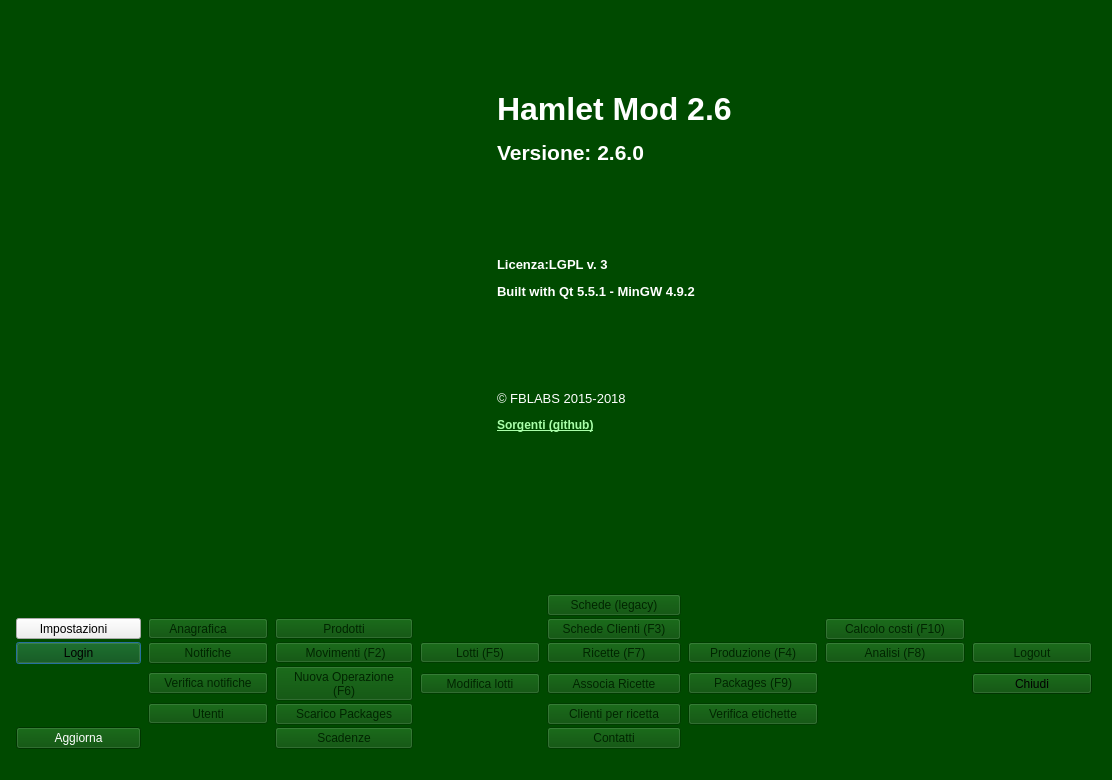
The window that mainwindow.ui (fblabs/hamlet-mod-sancon) describes before a commit, drawn with Qt 5.
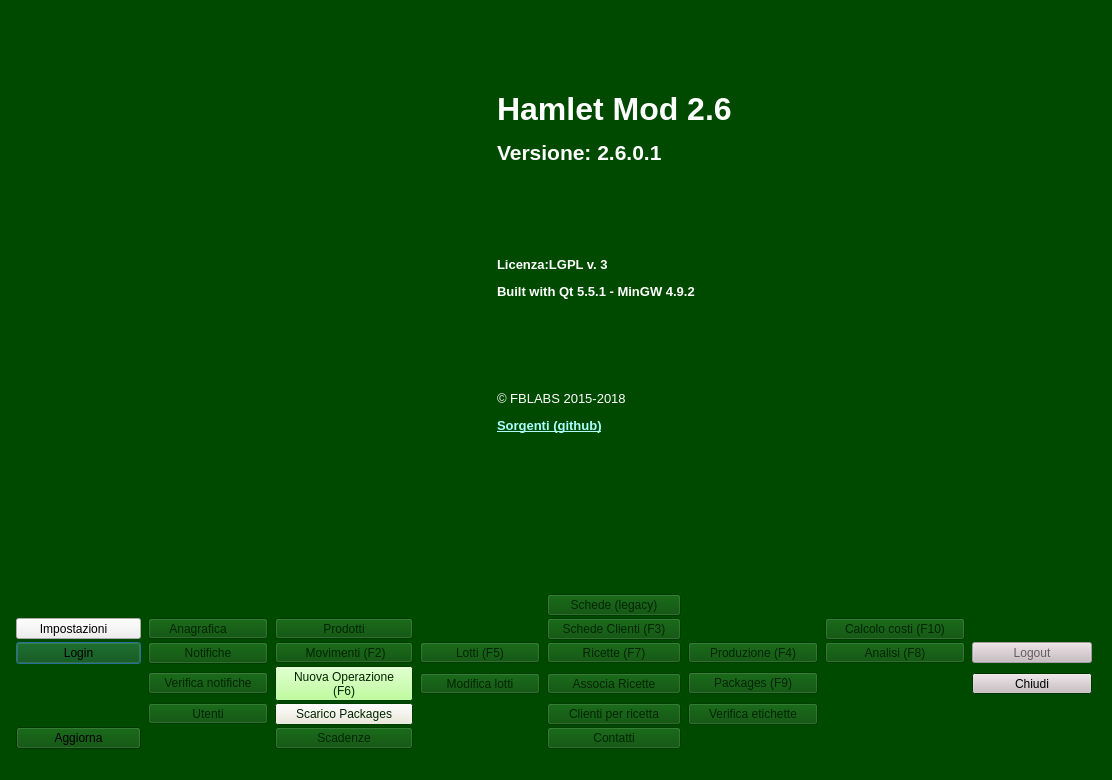
The same window after the commit. Icons and pictures are not drawn.

Commit message: 2.6.0.1 - mainwindow buttons text color black

The edit to the form file:
```diff
--- a/mainwindow.ui
+++ b/mainwindow.ui
@@ -545,7 +545,7 @@
          <bool>true</bool>
         </property>
         <property name="text">
-         <string>&lt;html&gt;&lt;head/&gt;&lt;body&gt;&lt;p&gt;&lt;span style=&quot; font-size:24pt; font-weight:600;&quot;&gt;Hamlet Mod 2.6&lt;/span&gt;&lt;/p&gt;&lt;p&gt;&lt;span style=&quot; font-size:16pt; font-weight:600;&quot;&gt;Versione: 2.6.0&lt;/span&gt;&lt;/p&gt;&lt;p&gt;&lt;br/&gt;&lt;/p&gt;&lt;p&gt;&lt;br/&gt;&lt;/p&gt;&lt;p&gt;&lt;span style=&quot; font-size:10pt; font-weight:600;&quot;&gt;Licenza:LGPL v. 3&lt;/span&gt;&lt;/p&gt;&lt;p&gt;&lt;span style=&quot; font-size:10pt; font-weight:600;&quot;&gt;Built with Qt 5.5.1 - MinGW 4.9.2&lt;/span&gt;&lt;/p&gt;&lt;p&gt;&lt;br/&gt;&lt;/p&gt;&lt;p&gt;&lt;br/&gt;&lt;/p&gt;&lt;p&gt;&lt;span style=&quot; font-size:10pt;&quot;&gt;© FBLABS 2015-2018&lt;/span&gt;&lt;/p&gt;&lt;p&gt;&lt;b&gt;&lt;span style=&quot; text-decoration: underline; color:#aaffaa;&quot;&gt;Sorgenti (github)&lt;/span&gt;&lt;/b&gt;&lt;/p&gt;&lt;/body&gt;&lt;/html&gt;</string>
+         <string>&lt;html&gt;&lt;head/&gt;&lt;body&gt;&lt;p&gt;&lt;span style=&quot; font-size:24pt; font-weight:600;&quot;&gt;Hamlet Mod 2.6&lt;/span&gt;&lt;/p&gt;&lt;p&gt;&lt;span style=&quot; font-size:16pt; font-weight:600;&quot;&gt;Versione: 2.6.0.1&lt;/span&gt;&lt;/p&gt;&lt;p&gt;&lt;br/&gt;&lt;/p&gt;&lt;p&gt;&lt;br/&gt;&lt;/p&gt;&lt;p&gt;&lt;span style=&quot; font-size:10pt; font-weight:600;&quot;&gt;Licenza:LGPL v. 3&lt;/span&gt;&lt;/p&gt;&lt;p&gt;&lt;span style=&quot; font-size:10pt; font-weight:600;&quot;&gt;Built with Qt 5.5.1 - MinGW 4.9.2&lt;/span&gt;&lt;/p&gt;&lt;p&gt;&lt;br/&gt;&lt;/p&gt;&lt;p&gt;&lt;br/&gt;&lt;/p&gt;&lt;p&gt;&lt;span style=&quot; font-size:10pt;&quot;&gt;© FBLABS 2015-2018&lt;/span&gt;&lt;/p&gt;&lt;p&gt;&lt;a href=&quot;￼￼https://github.com/fblabs/hamlet-mod-sancon&quot;&gt;&lt;span style=&quot; font-size:10pt; font-weight:600; text-decoration: underline; color:#aaffff;&quot;&gt;Sorgenti (github)&lt;/span&gt;&lt;/a&gt;&lt;/p&gt;&lt;/body&gt;&lt;/html&gt;</string>
         </property>
         <property name="scaledContents">
          <bool>false</bool>
@@ -666,6 +666,15 @@
           <property name="palette">
            <palette>
             <active>
+             <colorrole role="Button">
+              <brush brushstyle="SolidPattern">
+               <color alpha="255">
+                <red>170</red>
+                <green>255</green>
+                <blue>127</blue>
+               </color>
+              </brush>
+             </colorrole>
              <colorrole role="ButtonText">
               <brush brushstyle="SolidPattern">
                <color alpha="255">
@@ -677,6 +686,15 @@
              </colorrole>
             </active>
             <inactive>
+             <colorrole role="Button">
+              <brush brushstyle="SolidPattern">
+               <color alpha="255">
+                <red>170</red>
+                <green>255</green>
+                <blue>127</blue>
+               </color>
+              </brush>
+             </colorrole>
              <colorrole role="ButtonText">
               <brush brushstyle="SolidPattern">
                <color alpha="255">
@@ -688,6 +706,15 @@
              </colorrole>
             </inactive>
             <disabled>
+             <colorrole role="Button">
+              <brush brushstyle="SolidPattern">
+               <color alpha="255">
+                <red>170</red>
+                <green>255</green>
+                <blue>127</blue>
+               </color>
+              </brush>
+             </colorrole>
              <colorrole role="ButtonText">
               <brush brushstyle="SolidPattern">
                <color alpha="255">
@@ -892,6 +919,43 @@
         </item>
         <item row="11" column="0">
          <widget class="QPushButton" name="pushButton">
+          <property name="palette">
+           <palette>
+            <active>
+             <colorrole role="ButtonText">
+              <brush brushstyle="SolidPattern">
+               <color alpha="255">
+                <red>0</red>
+                <green>0</green>
+                <blue>0</blue>
+               </color>
+              </brush>
+             </colorrole>
+            </active>
+            <inactive>
+             <colorrole role="ButtonText">
+              <brush brushstyle="SolidPattern">
+               <color alpha="255">
+                <red>0</red>
+                <green>0</green>
+                <blue>0</blue>
+               </color>
+              </brush>
+             </colorrole>
+            </inactive>
+            <disabled>
+             <colorrole role="ButtonText">
+              <brush brushstyle="SolidPattern">
+               <color alpha="255">
+                <red>0</red>
+                <green>37</green>
+                <blue>0</blue>
+               </color>
+              </brush>
+             </colorrole>
+            </disabled>
+           </palette>
+          </property>
           <property name="text">
            <string>Aggiorna</string>
           </property>
@@ -1221,6 +1285,15 @@
           <property name="palette">
            <palette>
             <active>
+             <colorrole role="Button">
+              <brush brushstyle="SolidPattern">
+               <color alpha="255">
+                <red>236</red>
+                <green>233</green>
+                <blue>216</blue>
+               </color>
+              </brush>
+             </colorrole>
              <colorrole role="ButtonText">
               <brush brushstyle="SolidPattern">
                <color alpha="255">
@@ -1232,6 +1305,15 @@
              </colorrole>
             </active>
             <inactive>
+             <colorrole role="Button">
+              <brush brushstyle="SolidPattern">
+               <color alpha="255">
+                <red>236</red>
+                <green>233</green>
+                <blue>216</blue>
+               </color>
+              </brush>
+             </colorrole>
              <colorrole role="ButtonText">
               <brush brushstyle="SolidPattern">
                <color alpha="255">
@@ -1243,6 +1325,15 @@
              </colorrole>
             </inactive>
             <disabled>
+             <colorrole role="Button">
+              <brush brushstyle="SolidPattern">
+               <color alpha="255">
+                <red>236</red>
+                <green>233</green>
+                <blue>216</blue>
+               </color>
+              </brush>
+             </colorrole>
              <colorrole role="ButtonText">
               <brush brushstyle="SolidPattern">
                <color alpha="255">
@@ -1874,12 +1965,12 @@
           <property name="palette">
            <palette>
             <active>
-             <colorrole role="WindowText">
+             <colorrole role="Button">
               <brush brushstyle="SolidPattern">
                <color alpha="255">
-                <red>0</red>
-                <green>0</green>
-                <blue>0</blue>
+                <red>200</red>
+                <green>190</green>
+                <blue>194</blue>
                </color>
               </brush>
              </colorrole>
@@ -1894,12 +1985,12 @@
              </colorrole>
             </active>
             <inactive>
-             <colorrole role="WindowText">
+             <colorrole role="Button">
               <brush brushstyle="SolidPattern">
                <color alpha="255">
-                <red>0</red>
-                <green>0</green>
-                <blue>0</blue>
+                <red>200</red>
+                <green>190</green>
+                <blue>194</blue>
                </color>
               </brush>
              </colorrole>
@@ -1914,12 +2005,12 @@
              </colorrole>
             </inactive>
             <disabled>
-             <colorrole role="WindowText">
+             <colorrole role="Button">
               <brush brushstyle="SolidPattern">
                <color alpha="255">
-                <red>0</red>
-                <green>37</green>
-                <blue>0</blue>
+                <red>200</red>
+                <green>190</green>
+                <blue>194</blue>
                </color>
               </brush>
              </colorrole>
@@ -2030,6 +2121,78 @@
           <property name="palette">
            <palette>
             <active>
+             <colorrole role="WindowText">
+              <brush brushstyle="SolidPattern">
+               <color alpha="255">
+                <red>0</red>
+                <green>0</green>
+                <blue>0</blue>
+               </color>
+              </brush>
+             </colorrole>
+             <colorrole role="Button">
+              <brush brushstyle="SolidPattern">
+               <color alpha="255">
+                <red>200</red>
+                <green>188</green>
+                <blue>193</blue>
+               </color>
+              </brush>
+             </colorrole>
+             <colorrole role="Light">
+              <brush brushstyle="SolidPattern">
+               <color alpha="255">
+                <red>255</red>
+                <green>255</green>
+                <blue>255</blue>
+               </color>
+              </brush>
+             </colorrole>
+             <colorrole role="Midlight">
+              <brush brushstyle="SolidPattern">
+               <color alpha="255">
+                <red>227</red>
+                <green>221</green>
+                <blue>224</blue>
+               </color>
+              </brush>
+             </colorrole>
+             <colorrole role="Dark">
+              <brush brushstyle="SolidPattern">
+               <color alpha="255">
+                <red>100</red>
+                <green>94</green>
+                <blue>96</blue>
+               </color>
+              </brush>
+             </colorrole>
+             <colorrole role="Mid">
+              <brush brushstyle="SolidPattern">
+               <color alpha="255">
+                <red>133</red>
+                <green>125</green>
+                <blue>129</blue>
+               </color>
+              </brush>
+             </colorrole>
+             <colorrole role="Text">
+              <brush brushstyle="SolidPattern">
+               <color alpha="255">
+                <red>0</red>
+                <green>0</green>
+                <blue>0</blue>
+               </color>
+              </brush>
+             </colorrole>
+             <colorrole role="BrightText">
+              <brush brushstyle="SolidPattern">
+               <color alpha="255">
+                <red>255</red>
+                <green>255</green>
+                <blue>255</blue>
+               </color>
+              </brush>
+             </colorrole>
              <colorrole role="ButtonText">
               <brush brushstyle="SolidPattern">
                <color alpha="255">
@@ -2039,8 +2202,134 @@
                </color>
               </brush>
              </colorrole>
+             <colorrole role="Base">
+              <brush brushstyle="SolidPattern">
+               <color alpha="255">
+                <red>255</red>
+                <green>255</green>
+                <blue>255</blue>
+               </color>
+              </brush>
+             </colorrole>
+             <colorrole role="Window">
+              <brush brushstyle="SolidPattern">
+               <color alpha="255">
+                <red>200</red>
+                <green>188</green>
+                <blue>193</blue>
+               </color>
+              </brush>
+             </colorrole>
+             <colorrole role="Shadow">
+              <brush brushstyle="SolidPattern">
+               <color alpha="255">
+                <red>0</red>
+                <green>0</green>
+                <blue>0</blue>
+               </color>
+              </brush>
+             </colorrole>
+             <colorrole role="AlternateBase">
+              <brush brushstyle="SolidPattern">
+               <color alpha="255">
+                <red>227</red>
+                <green>221</green>
+                <blue>224</blue>
+               </color>
+              </brush>
+             </colorrole>
+             <colorrole role="ToolTipBase">
+              <brush brushstyle="SolidPattern">
+               <color alpha="255">
+                <red>255</red>
+                <green>255</green>
+                <blue>220</blue>
+               </color>
+              </brush>
+             </colorrole>
+             <colorrole role="ToolTipText">
+              <brush brushstyle="SolidPattern">
+               <color alpha="255">
+                <red>0</red>
+                <green>0</green>
+                <blue>0</blue>
+               </color>
+              </brush>
+             </colorrole>
             </active>
             <inactive>
+             <colorrole role="WindowText">
+              <brush brushstyle="SolidPattern">
+               <color alpha="255">
+                <red>0</red>
+                <green>0</green>
+                <blue>0</blue>
+               </color>
+              </brush>
+             </colorrole>
+             <colorrole role="Button">
+              <brush brushstyle="SolidPattern">
+               <color alpha="255">
+                <red>200</red>
+                <green>188</green>
+                <blue>193</blue>
+               </color>
+              </brush>
+             </colorrole>
+             <colorrole role="Light">
+              <brush brushstyle="SolidPattern">
+               <color alpha="255">
+                <red>255</red>
+                <green>255</green>
+                <blue>255</blue>
+               </color>
+              </brush>
+             </colorrole>
+             <colorrole role="Midlight">
+              <brush brushstyle="SolidPattern">
+               <color alpha="255">
+                <red>227</red>
+                <green>221</green>
+                <blue>224</blue>
+               </color>
+              </brush>
+             </colorrole>
+             <colorrole role="Dark">
+              <brush brushstyle="SolidPattern">
+               <color alpha="255">
+                <red>100</red>
+                <green>94</green>
+                <blue>96</blue>
+               </color>
+              </brush>
+             </colorrole>
+             <colorrole role="Mid">
+              <brush brushstyle="SolidPattern">
+               <color alpha="255">
+                <red>133</red>
+                <green>125</green>
+                <blue>129</blue>
+               </color>
+              </brush>
+             </colorrole>
+             <colorrole role="Text">
+              <brush brushstyle="SolidPattern">
+               <color alpha="255">
+                <red>0</red>
+                <green>0</green>
+                <blue>0</blue>
+               </color>
+              </brush>
+             </colorrole>
+             <colorrole role="BrightText">
+              <brush brushstyle="SolidPattern">
+               <color alpha="255">
+                <red>255</red>
+                <green>255</green>
+                <blue>255</blue>
+               </color>
+              </brush>
+             </colorrole>
              <colorrole role="ButtonText">
               <brush brushstyle="SolidPattern">
                <color alpha="255">
@@ -2050,13 +2339,193 @@
                </color>
               </brush>
              </colorrole>
+             <colorrole role="Base">
+              <brush brushstyle="SolidPattern">
+               <color alpha="255">
+                <red>255</red>
+                <green>255</green>
+                <blue>255</blue>
+               </color>
+              </brush>
+             </colorrole>
+             <colorrole role="Window">
+              <brush brushstyle="SolidPattern">
+               <color alpha="255">
+                <red>200</red>
+                <green>188</green>
+                <blue>193</blue>
+               </color>
+              </brush>
+             </colorrole>
+             <colorrole role="Shadow">
+              <brush brushstyle="SolidPattern">
+               <color alpha="255">
+                <red>0</red>
+                <green>0</green>
+                <blue>0</blue>
+               </color>
+              </brush>
+             </colorrole>
+             <colorrole role="AlternateBase">
+              <brush brushstyle="SolidPattern">
+               <color alpha="255">
+                <red>227</red>
+                <green>221</green>
+                <blue>224</blue>
+               </color>
+              </brush>
+             </colorrole>
+             <colorrole role="ToolTipBase">
+              <brush brushstyle="SolidPattern">
+               <color alpha="255">
+                <red>255</red>
+                <green>255</green>
+                <blue>220</blue>
+               </color>
+              </brush>
+             </colorrole>
+             <colorrole role="ToolTipText">
+              <brush brushstyle="SolidPattern">
+               <color alpha="255">
+                <red>0</red>
+                <green>0</green>
+                <blue>0</blue>
+               </color>
+              </brush>
+             </colorrole>
             </inactive>
             <disabled>
+             <colorrole role="WindowText">
+              <brush brushstyle="SolidPattern">
+               <color alpha="255">
+                <red>100</red>
+                <green>94</green>
+                <blue>96</blue>
+               </color>
+              </brush>
+             </colorrole>
+             <colorrole role="Button">
+              <brush brushstyle="SolidPattern">
+               <color alpha="255">
+                <red>200</red>
+                <green>188</green>
+                <blue>193</blue>
+               </color>
+              </brush>
+             </colorrole>
+             <colorrole role="Light">
+              <brush brushstyle="SolidPattern">
+               <color alpha="255">
+                <red>255</red>
+                <green>255</green>
+                <blue>255</blue>
+               </color>
+              </brush>
+             </colorrole>
+             <colorrole role="Midlight">
+              <brush brushstyle="SolidPattern">
+               <color alpha="255">
+                <red>227</red>
+                <green>221</green>
+                <blue>224</blue>
+               </color>
+              </brush>
+             </colorrole>
+             <colorrole role="Dark">
+              <brush brushstyle="SolidPattern">
+               <color alpha="255">
+                <red>100</red>
+                <green>94</green>
+                <blue>96</blue>
+               </color>
+              </brush>
+             </colorrole>
+             <colorrole role="Mid">
+              <brush brushstyle="SolidPattern">
+               <color alpha="255">
+                <red>133</red>
+                <green>125</green>
+                <blue>129</blue>
+               </color>
+              </brush>
+             </colorrole>
+             <colorrole role="Text">
+              <brush brushstyle="SolidPattern">
+               <color alpha="255">
+                <red>100</red>
+                <green>94</green>
+                <blue>96</blue>
+               </color>
+              </brush>
+             </colorrole>
+             <colorrole role="BrightText">
+              <brush brushstyle="SolidPattern">
+               <color alpha="255">
+                <red>255</red>
+                <green>255</green>
+                <blue>255</blue>
+               </color>
+              </brush>
+             </colorrole>
              <colorrole role="ButtonText">
               <brush brushstyle="SolidPattern">
                <color alpha="255">
+                <red>100</red>
+                <green>94</green>
+                <blue>96</blue>
+               </color>
+              </brush>
+             </colorrole>
+             <colorrole role="Base">
+              <brush brushstyle="SolidPattern">
+               <color alpha="255">
+                <red>200</red>
+                <green>188</green>
+                <blue>193</blue>
+               </color>
+              </brush>
+             </colorrole>
+             <colorrole role="Window">
+              <brush brushstyle="SolidPattern">
+               <color alpha="255">
+                <red>200</red>
+                <green>188</green>
+                <blue>193</blue>
+               </color>
+              </brush>
+             </colorrole>
+             <colorrole role="Shadow">
+              <brush brushstyle="SolidPattern">
+               <color alpha="255">
                 <red>0</red>
-                <green>37</green>
+                <green>0</green>
+                <blue>0</blue>
+               </color>
+              </brush>
+             </colorrole>
+             <colorrole role="AlternateBase">
+              <brush brushstyle="SolidPattern">
+               <color alpha="255">
+                <red>200</red>
+                <green>188</green>
+                <blue>193</blue>
+               </color>
+              </brush>
+             </colorrole>
+             <colorrole role="ToolTipBase">
+              <brush brushstyle="SolidPattern">
+               <color alpha="255">
+                <red>255</red>
+                <green>255</green>
+                <blue>220</blue>
+               </color>
+              </brush>
+             </colorrole>
+             <colorrole role="ToolTipText">
+              <brush brushstyle="SolidPattern">
+               <color alpha="255">
+                <red>0</red>
+                <green>0</green>
                 <blue>0</blue>
                </color>
               </brush>
```
Left out of the diff: 64 changed lines with no effect on the pictures. The commit also changes 6 other files.
